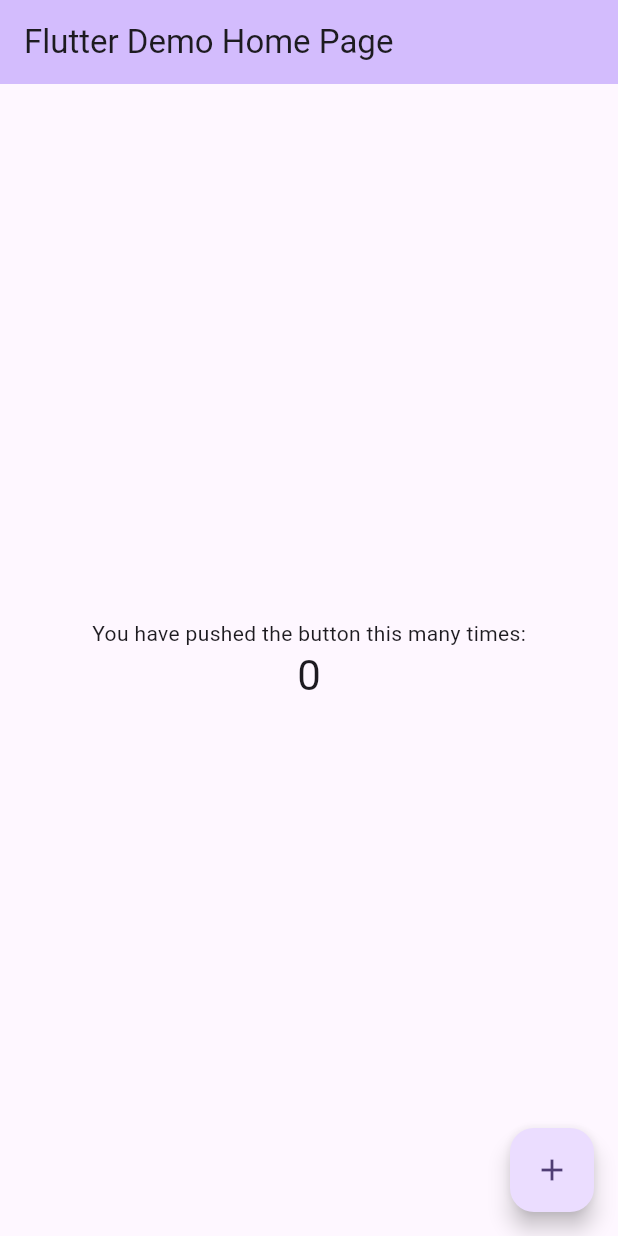
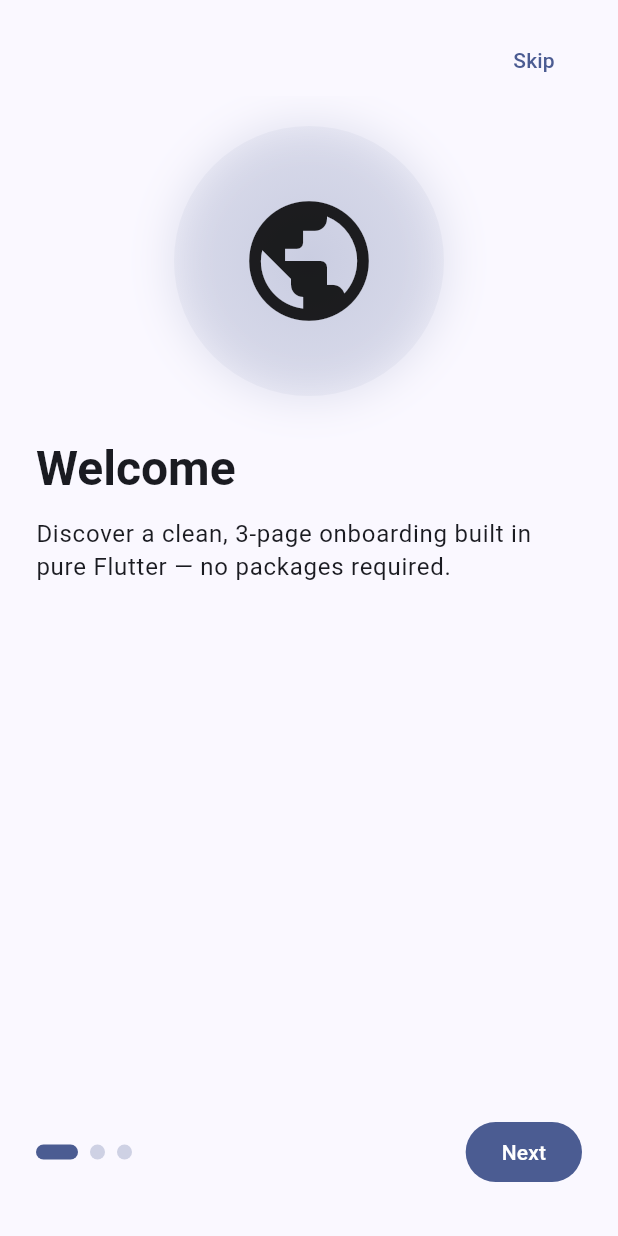
Before and after one commit to JulezD3v/Julies-Flutter-Projects, a Flutter app: the screen it shows after launch, on a phone screen of 412 x 824 dp. Run offline on Flutter 3.47's test engine with Material 3 defaults, Android fonts, the phone set to English and light mode, and no system bars.

Commit message:
Created an onboarding page

```diff
--- /dev/null
+++ b/lib/home_screen.dart
@@ -0,0 +1,47 @@
+import 'package:flutter/material.dart';
+import 'onboarding_screen.dart'; // Update this to the correct file where OnboardingScreen is defined
+
+class HomeScreen extends StatelessWidget {
+  const HomeScreen({super.key});
+
+  @override
+  Widget build(BuildContext context) {
+    return Scaffold(
+      appBar: AppBar(
+        title: const Text('Home'),
+        leading: IconButton(
+          icon: const Icon(Icons.arrow_back),
+          onPressed: () {
+            Navigator.of(context).pushReplacement(
+              MaterialPageRoute(builder: (_) => const OnboardingScreen()),
+            );
+          },
+        ),
+      ),
+      body: Center(
+        child: Column(
+          mainAxisSize: MainAxisSize.min,
+          children: [
+            const Icon(Icons.home_outlined, size: 72),
+            const SizedBox(height: 12),
+            Text(
+              'You\'re in! This is a placeholder home screen.',
+              style: Theme.of(context).textTheme.bodyLarge,
+              textAlign: TextAlign.center,
+            ),
+            const SizedBox(height: 24),
+            ElevatedButton.icon(
+              onPressed: () {
+                Navigator.of(context).pushReplacement(
+                  MaterialPageRoute(builder: (_) => const OnboardingScreen()),
+                );
+              },
+              icon: const Icon(Icons.arrow_back),
+              label: const Text('Back to Onboarding'),
+            ),
+          ],
+        ),
+      ),
+    );
+  }
+}
--- a/lib/main.dart
+++ b/lib/main.dart
@@ -1,122 +1,26 @@
 import 'package:flutter/material.dart';
+import 'onboarding_screen.dart';
 
-void main() {
-  runApp(const MyApp());
-}
+void main() => runApp(const MyApp());
 
 class MyApp extends StatelessWidget {
   const MyApp({super.key});
 
-  // This widget is the root of your application.
   @override
   Widget build(BuildContext context) {
     return MaterialApp(
-      title: 'Flutter Demo',
+      debugShowCheckedModeBanner: false,
+      title: 'Onboarding Demo',
       theme: ThemeData(
-        // This is the theme of your application.
-        //
-        // TRY THIS: Try running your application with "flutter run". You'll see
-        // the application has a purple toolbar. Then, without quitting the app,
-        // try changing the seedColor in the colorScheme below to Colors.green
-        // and then invoke "hot reload" (save your changes or press the "hot
-        // reload" button in a Flutter-supported IDE, or press "r" if you used
-        // the command line to start the app).
-        //
-        // Notice that the counter didn't reset back to zero; the application
-        // state is not lost during the reload. To reset the state, use hot
-        // restart instead.
-        //
-        // This works for code too, not just values: Most code changes can be
-        // tested with just a hot reload.
-        colorScheme: ColorScheme.fromSeed(seedColor: Colors.deepPurple),
+        useMaterial3: true,
+        colorScheme: ColorScheme.fromSeed(seedColor: const Color(0xFF2563EB)),
+        textTheme: const TextTheme(
+          headlineLarge: TextStyle(fontWeight: FontWeight.w700),
+          headlineMedium: TextStyle(fontWeight: FontWeight.w700),
+          bodyLarge: TextStyle(height: 1.4),
+        ),
       ),
-      home: const MyHomePage(title: 'Flutter Demo Home Page'),
+      home: const OnboardingScreen(),
     );
   }
 }
-
-class MyHomePage extends StatefulWidget {
-  const MyHomePage({super.key, required this.title});
-
-  // This widget is the home page of your application. It is stateful, meaning
-  // that it has a State object (defined below) that contains fields that affect
-  // how it looks.
-
-  // This class is the configuration for the state. It holds the values (in this
-  // case the title) provided by the parent (in this case the App widget) and
-  // used by the build method of the State. Fields in a Widget subclass are
-  // always marked "final".
-
-  final String title;
-
-  @override
-  State<MyHomePage> createState() => _MyHomePageState();
-}
-
-class _MyHomePageState extends State<MyHomePage> {
-  int _counter = 0;
-
-  void _incrementCounter() {
-    setState(() {
-      // This call to setState tells the Flutter framework that something has
-      // changed in this State, which causes it to rerun the build method below
-      // so that the display can reflect the updated values. If we changed
-      // _counter without calling setState(), then the build method would not be
-      // called again, and so nothing would appear to happen.
-      _counter++;
-    });
-  }
-
-  @override
-  Widget build(BuildContext context) {
-    // This method is rerun every time setState is called, for instance as done
-    // by the _incrementCounter method above.
-    //
-    // The Flutter framework has been optimized to make rerunning build methods
-    // fast, so that you can just rebuild anything that needs updating rather
-    // than having to individually change instances of widgets.
-    return Scaffold(
-      appBar: AppBar(
-        // TRY THIS: Try changing the color here to a specific color (to
-        // Colors.amber, perhaps?) and trigger a hot reload to see the AppBar
-        // change color while the other colors stay the same.
-        backgroundColor: Theme.of(context).colorScheme.inversePrimary,
-        // Here we take the value from the MyHomePage object that was created by
-        // the App.build method, and use it to set our appbar title.
-        title: Text(widget.title),
-      ),
-      body: Center(
-        // Center is a layout widget. It takes a single child and positions it
-        // in the middle of the parent.
-        child: Column(
-          // Column is also a layout widget. It takes a list of children and
-          // arranges them vertically. By default, it sizes itself to fit its
-          // children horizontally, and tries to be as tall as its parent.
-          //
-          // Column has various properties to control how it sizes itself and
-          // how it positions its children. Here we use mainAxisAlignment to
-          // center the children vertically; the main axis here is the vertical
-          // axis because Columns are vertical (the cross axis would be
-          // horizontal).
-          //
-          // TRY THIS: Invoke "debug painting" (choose the "Toggle Debug Paint"
-          // action in the IDE, or press "p" in the console), to see the
-          // wireframe for each widget.
-          mainAxisAlignment: MainAxisAlignment.center,
-          children: <Widget>[
-            const Text('You have pushed the button this many times:'),
-            Text(
-              '$_counter',
-              style: Theme.of(context).textTheme.headlineMedium,
-            ),
-          ],
-        ),
-      ),
-      floatingActionButton: FloatingActionButton(
-        onPressed: _incrementCounter,
-        tooltip: 'Increment',
-        child: const Icon(Icons.add),
-      ), // This trailing comma makes auto-formatting nicer for build methods.
-    );
-  }
-}
--- /dev/null
+++ b/lib/onboard_page.dart
@@ -0,0 +1,13 @@
+import 'package:flutter/material.dart';
+
+class OnboardPage {
+  final IconData icon;
+  final String title;
+  final String description;
+
+  const OnboardPage({
+    required this.icon,
+    required this.title,
+    required this.description,
+  });
+}
--- /dev/null
+++ b/lib/onboard_view.dart
@@ -0,0 +1,77 @@
+import 'package:flutter/material.dart';
+import 'onboard_page.dart';
+
+class OnboardView extends StatelessWidget {
+  final OnboardPage page;
+  final bool isWide;
+  const OnboardView({required this.page, required this.isWide});
+
+  @override
+  Widget build(BuildContext context) {
+    final theme = Theme.of(context);
+
+    return LayoutBuilder(
+      builder: (context, c) {
+        final vertical = c.maxWidth < 600;
+
+        final art = Container(
+          height: vertical ? 220 : 280,
+          width: double.infinity,
+          alignment: Alignment.center,
+          child: Container(
+            height: vertical ? 180 : 220,
+            width: vertical ? 180 : 220,
+            decoration: BoxDecoration(
+              shape: BoxShape.circle,
+              gradient: RadialGradient(
+                colors: [
+                  theme.colorScheme.primary.withOpacity(0.15),
+                  theme.colorScheme.primary.withOpacity(0.05),
+                ],
+              ),
+              boxShadow: [
+                BoxShadow(
+                  color: theme.colorScheme.primary.withOpacity(0.15),
+                  blurRadius: 24,
+                  spreadRadius: 2,
+                ),
+              ],
+            ),
+            child: Icon(page.icon, size: vertical ? 96 : 120),
+          ),
+        );
+
+        final text = Column(
+          mainAxisSize: MainAxisSize.min,
+          crossAxisAlignment: CrossAxisAlignment.start,
+          children: [
+            Text(page.title, style: theme.textTheme.headlineLarge),
+            const SizedBox(height: 12),
+            Text(page.description, style: theme.textTheme.bodyLarge),
+          ],
+        );
+
+        if (vertical) {
+          return SingleChildScrollView(
+            child: Column(
+              crossAxisAlignment: CrossAxisAlignment.start,
+              children: [
+                art,
+                const SizedBox(height: 8),
+                text,
+              ],
+            ),
+          );
+        } else {
+          return Row(
+            children: [
+              Expanded(child: art),
+              const SizedBox(width: 24),
+              Expanded(child: text),
+            ],
+          );
+        }
+      },
+    );
+  }
+}
--- /dev/null
+++ b/lib/onboarding_screen.dart
@@ -0,0 +1,134 @@
+import 'package:flutter/material.dart';
+import 'onboard_page.dart';
+import 'onboard_view.dart';
+import 'home_screen.dart';
+
+class OnboardingScreen extends StatefulWidget {
+  const OnboardingScreen({super.key});
+
+  @override
+  State<OnboardingScreen> createState() => _OnboardingScreenState();
+}
+
+class _OnboardingScreenState extends State<OnboardingScreen> {
+  final PageController _controller = PageController();
+  int _current = 0;
+
+  final List<OnboardPage> _pages = const [
+    OnboardPage(
+      icon: Icons.public,
+      title: 'Welcome',
+      description:
+          'Discover a clean, 3-page onboarding built in pure Flutter — no packages required.',
+    ),
+    OnboardPage(
+      icon: Icons.bolt,
+      title: 'Fast & Simple',
+      description:
+          'Built with PageView, Animated dots, and responsive layout that works on any screen.',
+    ),
+    OnboardPage(
+      icon: Icons.thumb_up_alt_outlined,
+      title: 'You\'re Ready',
+      description:
+          'Tap Get Started to continue to the app. Feel free to tweak styles and copy.',
+    ),
+  ];
+
+  void _goTo(int index) {
+    _controller.animateToPage(
+      index,
+      duration: const Duration(milliseconds: 320),
+      curve: Curves.easeOut,
+    );
+  }
+
+  void _next() {
+    if (_current < _pages.length - 1) {
+      _goTo(_current + 1);
+    } else {
+      _finish();
+    }
+  }
+
+  void _skip() => _goTo(_pages.length - 1);
+
+  void _finish() {
+    Navigator.of(context).pushReplacement(
+      MaterialPageRoute(builder: (_) => const HomeScreen()),
+    );
+  }
+
+  @override
+  Widget build(BuildContext context) {
+    final size = MediaQuery.of(context).size;
+    final isWide = size.width > 700;
+
+    return Scaffold(
+      body: SafeArea(
+        child: Padding(
+          padding: const EdgeInsets.symmetric(horizontal: 24, vertical: 16),
+          child: Column(
+            children: [
+              // Skip button
+              Align(
+                alignment: Alignment.centerRight,
+                child: TextButton(
+                  onPressed: _skip,
+                  child: const Text('Skip'),
+                ),
+              ),
+
+              // PageView section
+              Expanded(
+                child: PageView.builder(
+                  controller: _controller,
+                  onPageChanged: (i) => setState(() => _current = i),
+                  itemCount: _pages.length,
+                  itemBuilder: (context, index) {
+                    final page = _pages[index];
+                    return OnboardView(page: page, isWide: isWide);
+                  },
+                ),
+              ),
+
+              // Dots + Next/Get Started button
+              const SizedBox(height: 12),
+              Row(
+                mainAxisAlignment: MainAxisAlignment.spaceBetween,
+                children: [
+                  Row(
+                    children: List.generate(
+                      _pages.length,
+                      (i) => AnimatedContainer(
+                        duration: const Duration(milliseconds: 240),
+                        margin: const EdgeInsets.only(right: 8),
+                        height: 10,
+                        width: _current == i ? 28 : 10,
+                        decoration: BoxDecoration(
+                          color: _current == i
+                              ? Theme.of(context).colorScheme.primary
+                              : Theme.of(context)
+                                  .colorScheme
+                                  .primary
+                                  .withOpacity(0.25),
+                          borderRadius: BorderRadius.circular(20),
+                        ),
+                      ),
+                    ),
+                  ),
+                  FilledButton(
+                    onPressed: _next,
+                    child: Text(
+                        _current == _pages.length - 1 ? 'Get Started' : 'Next'),
+                  ),
+                ],
+              ),
+              const SizedBox(height: 16),
+            ],
+          ),
+        ),
+      ),
+    );
+  }
+}
```
